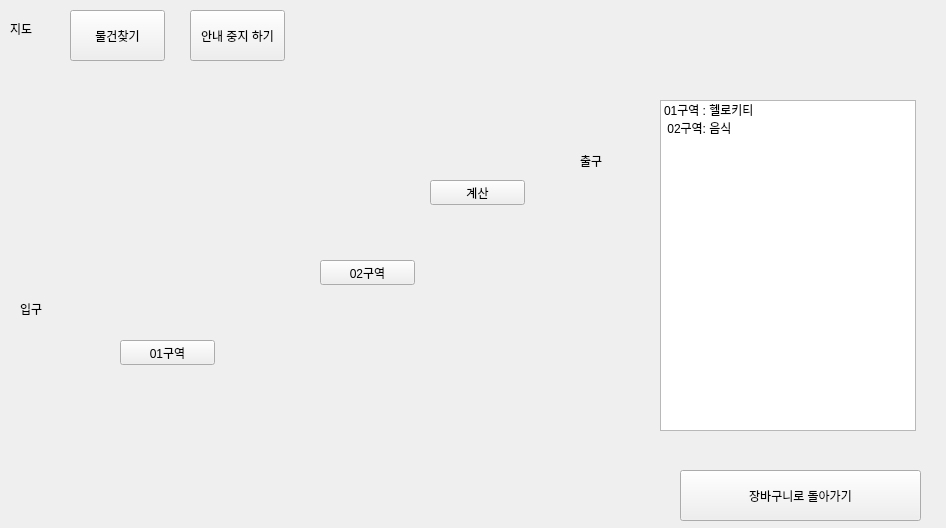
GiHwanC/QT-CART, file QT-Main/pageguide.ui: the form before one commit.
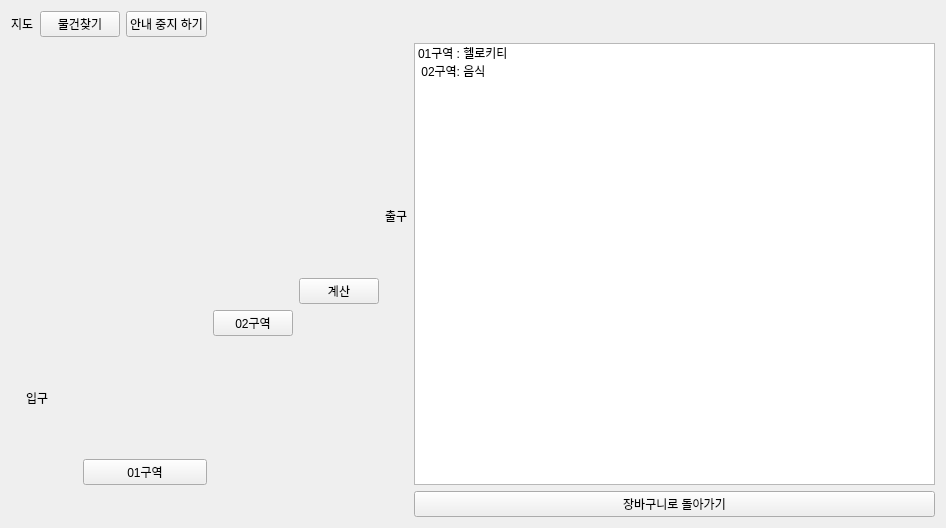
The form after the commit. Icons and pictures are not drawn.

What changed in the file:
```diff
--- a/QT-Main/pageguide.ui
+++ b/QT-Main/pageguide.ui
@@ -13,67 +13,30 @@
   <property name="windowTitle">
    <string>Form</string>
   </property>
+  <layout class="QGridLayout" name="gridLayout">
+   <item row="0" column="0" colspan="2">
   <widget class="QLabel" name="lblTitle">
-   <property name="geometry">
-    <rect>
-     <x>10</x>
-     <y>20</y>
-     <width>67</width>
-     <height>17</height>
-    </rect>
-   </property>
    <property name="text">
     <string>지도</string>
    </property>
   </widget>
+   </item>
+   <item row="0" column="2" colspan="2">
   <widget class="QPushButton" name="btnFindItem">
-   <property name="geometry">
-    <rect>
-     <x>70</x>
-     <y>10</y>
-     <width>95</width>
-     <height>51</height>
-    </rect>
-   </property>
    <property name="text">
     <string>물건찾기</string>
    </property>
   </widget>
+   </item>
+   <item row="0" column="4">
   <widget class="QPushButton" name="btnStopGuide">
-   <property name="geometry">
-    <rect>
-     <x>190</x>
-     <y>10</y>
-     <width>95</width>
-     <height>51</height>
-    </rect>
-   </property>
    <property name="text">
     <string>안내 중지 하기</string>
    </property>
   </widget>
-  <widget class="QPushButton" name="btnBackToCart">
-   <property name="geometry">
-    <rect>
-     <x>680</x>
-     <y>470</y>
-     <width>241</width>
-     <height>51</height>
-    </rect>
-   </property>
-   <property name="text">
-    <string>장바구니로 돌아가기</string>
-   </property>
-  </widget>
+   </item>
+   <item row="1" column="0" rowspan="6" colspan="8">
   <widget class="QLabel" name="lblmap">
-   <property name="geometry">
-    <rect>
-     <x>10</x>
-     <y>90</y>
-     <width>601</width>
-     <height>371</height>
-    </rect>
-   </property>
    <property name="styleSheet">
     <string notr="true">border-image: url(:/etc/map.png) 0 0 0 0 stretch stretch;</string>
    </property>
@@ -84,41 +47,9 @@
     <bool>true</bool>
    </property>
   </widget>
-  <widget class="QPushButton" name="pushButton_4">
-   <property name="geometry">
-    <rect>
-     <x>120</x>
-     <y>340</y>
-     <width>95</width>
-     <height>25</height>
-    </rect>
-   </property>
-   <property name="text">
-    <string>01구역</string>
-   </property>
-  </widget>
-  <widget class="QPushButton" name="pushButton_6">
-   <property name="geometry">
-    <rect>
-     <x>320</x>
-     <y>260</y>
-     <width>95</width>
-     <height>25</height>
-    </rect>
-   </property>
-   <property name="text">
-    <string>02구역</string>
-   </property>
-  </widget>
+   </item>
+   <item row="1" column="8" rowspan="6">
   <widget class="QListWidget" name="listWidget">
-   <property name="geometry">
-    <rect>
-     <x>660</x>
-     <y>100</y>
-     <width>256</width>
-     <height>331</height>
-    </rect>
-   </property>
    <item>
     <property name="text">
      <string>01구역 : 헬로키티</string>
@@ -130,45 +61,50 @@
     </property>
    </item>
   </widget>
+   </item>
+   <item row="2" column="7">
+    <widget class="QLabel" name="label_4">
+     <property name="text">
+      <string>출구</string>
+     </property>
+    </widget>
+   </item>
+   <item row="3" column="6">
   <widget class="QPushButton" name="pushButton_5">
-   <property name="geometry">
-    <rect>
-     <x>430</x>
-     <y>180</y>
-     <width>95</width>
-     <height>25</height>
-    </rect>
-   </property>
    <property name="text">
     <string>계산</string>
    </property>
   </widget>
+   </item>
+   <item row="4" column="5">
+    <widget class="QPushButton" name="Region2">
+     <property name="text">
+      <string>02구역</string>
+     </property>
+    </widget>
+   </item>
+   <item row="5" column="1" colspan="2">
   <widget class="QLabel" name="label_3">
-   <property name="geometry">
-    <rect>
-     <x>20</x>
-     <y>300</y>
-     <width>67</width>
-     <height>17</height>
-    </rect>
-   </property>
    <property name="text">
     <string>입구</string>
    </property>
   </widget>
-  <widget class="QLabel" name="label_4">
-   <property name="geometry">
-    <rect>
-     <x>580</x>
-     <y>150</y>
-     <width>67</width>
-     <height>21</height>
-    </rect>
-   </property>
+   </item>
+   <item row="6" column="3" colspan="2">
+    <widget class="QPushButton" name="Region1">
+     <property name="text">
+      <string>01구역</string>
+     </property>
+    </widget>
+   </item>
+   <item row="7" column="8">
+    <widget class="QPushButton" name="btnBackToCart">
    <property name="text">
-    <string>출구</string>
-   </property>
-  </widget>
+      <string>장바구니로 돌아가기</string>
+     </property>
+    </widget>
+   </item>
+  </layout>
  </widget>
  <resources/>
  <connections/>
```
Lines whose indentation alone changed are shown as unchanged.
